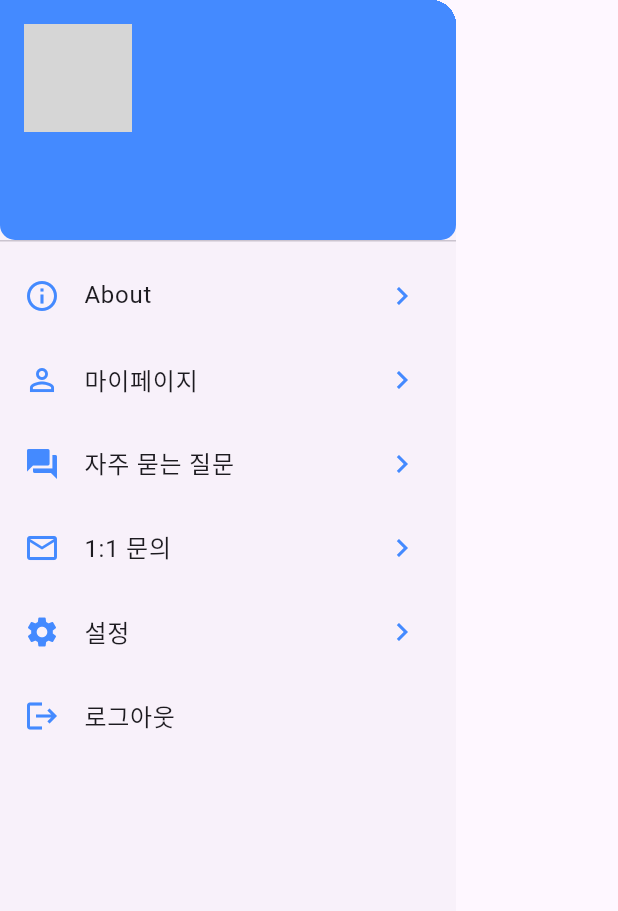
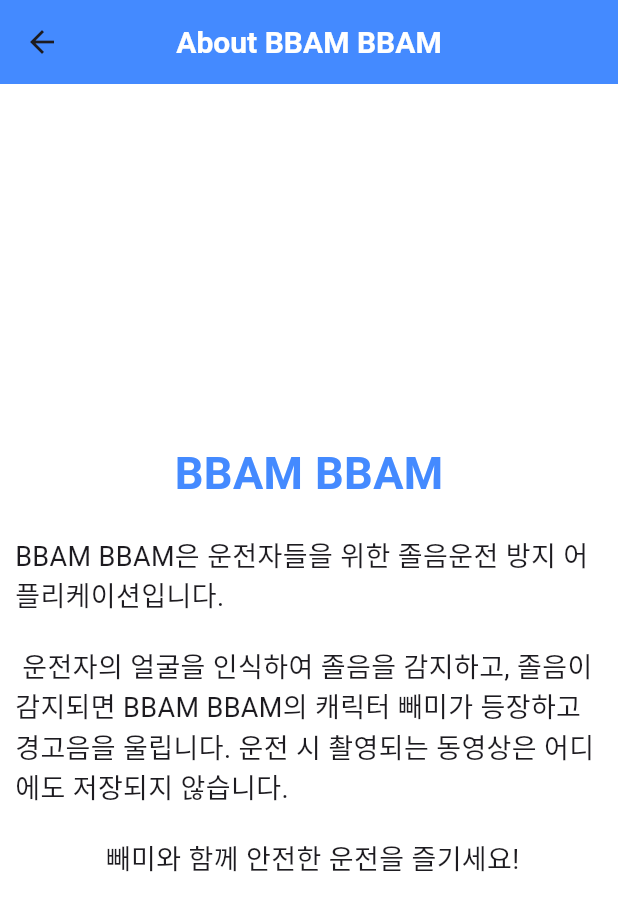
Before and after one commit to choi-jiae/BBamBBam, a Flutter app: the Sidetap widget shown alone on an empty page, opened directly, after a tap on "About", on a phone screen of 412 x 824 dp. Shown: the top 911 px of the screen. Run offline on Flutter 3.47's test engine with Material 3 defaults, Android fonts, the phone set to English and light mode, and no system bars; our stand-ins replace audioplayers, camera, carousel_slider, cloud_firestore, firebase_auth, firebase_core and 7 more; missing offline and left inert: google_mlkit_commons, google_mlkit_face_mesh_detection; accounts and stored records are empty; network calls fail; grey boxes are pictures that could not be loaded.

Commit message:
Add about page

```diff
--- a/bbambbam/lib/main.dart
+++ b/bbambbam/lib/main.dart
@@ -4,6 +4,7 @@ import 'package:bbambbam/landing.dart';
 import 'package:bbambbam/pages/auth/login.dart';
 import 'package:bbambbam/pages/home/sidetap/mypage.dart';
 import 'package:bbambbam/pages/home/sidetap/qna.dart';
+import 'package:bbambbam/pages/home/sidetap/about.dart';
 import 'package:bbambbam/providers/driving_record_provider.dart';
 import 'package:bbambbam/providers/user_info_provider.dart';
 import 'package:flutter/foundation.dart';
@@ -23,6 +24,7 @@ final routes = {
   "/my": (context) => const Mypage(),
   "/contact": (context) => const Contact(),
   "/qna": (context) => const QNA(),
+  "/about": (context) => const About(),
 };
 
 void main() async {
--- /dev/null
+++ b/bbambbam/lib/pages/home/sidetap/about.dart
@@ -0,0 +1,65 @@
+import 'package:flutter/material.dart';
+
+class About extends StatelessWidget {
+  const About({super.key});
+
+  @override
+  Widget build(BuildContext context) {
+    return Scaffold(
+      backgroundColor: Colors.white,
+      appBar: AppBar(
+        title: Text(
+          'About BBAM BBAM',
+          style: TextStyle(
+              fontWeight: FontWeight.bold, fontSize: 20, color: Colors.white),
+        ),
+        centerTitle: true,
+        backgroundColor: Colors.blueAccent,
+      ),
+      body: Column(
+        mainAxisAlignment: MainAxisAlignment.center,
+        children: [
+          Container(
+            alignment: Alignment.center,
+            margin: EdgeInsets.all(10),
+            child: Text(
+              'BBAM BBAM',
+              style: TextStyle(
+                color: Colors.blueAccent,
+                fontSize: 30,
+                fontWeight: FontWeight.bold,
+              ),
+            )
+          ),
+          Container(
+            margin: EdgeInsets.all(10),
+            child:
+              Text('''BBAM BBAM은 운전자들을 위한 졸음운전 방지 어플리케이션입니다.''',
+                style: TextStyle(
+                  fontSize: 18,
+                )
+          ),),
+          Container(
+            margin: EdgeInsets.all(10),
+            child:  Text(
+              ''' 운전자의 얼굴을 인식하여 졸음을 감지하고, 졸음이 감지되면 BBAM BBAM의 캐릭터 빼미가 등장하고 경고음을 울립니다. 운전 시 촬영되는 동영상은 어디에도 저장되지 않습니다. ''',
+              style: TextStyle(
+                fontSize: 18,
+              ),
+          ),
+          ),
+          Container(
+            margin: EdgeInsets.all(10),
+            child:  Text(
+              ''' 빼미와 함께 안전한 운전을 즐기세요!''',
+              style: TextStyle(
+                fontSize: 18,
+              ),
+          ),
+          )
+
+      ],
+    )
+    );
+  }
+}
--- a/bbambbam/lib/pages/home/sidetap/sidetap.dart
+++ b/bbambbam/lib/pages/home/sidetap/sidetap.dart
@@ -1,4 +1,5 @@
 import 'package:bbambbam/pages/auth/login.dart';
+import 'package:bbambbam/pages/home/sidetap/about.dart';
 import 'package:bbambbam/pages/home/sidetap/contact.dart';
 import 'package:bbambbam/pages/home/sidetap/mypage.dart';
 import 'package:bbambbam/pages/home/sidetap/qna.dart';
@@ -16,6 +17,7 @@ class Sidetap extends StatelessWidget {
         Provider.of<UserInfoProvider>(context, listen: true);
 
     return Drawer(
+      backgroundColor: Colors.white,
       child: userInfoProvider.isLoading
           ? const Center(
               child: CircularProgressIndicator()) // 정보가 준비되지 않았다면 인디케이터 표시
@@ -47,7 +49,9 @@ class Sidetap extends StatelessWidget {
                 MenuBuilder(
                   context,
                   name: "About",
+                  path: "/about",
                   icondata: Icons.info_outline,
+                  destination: const About(),
                 ),
                 MenuBuilder(
                   context,
```
